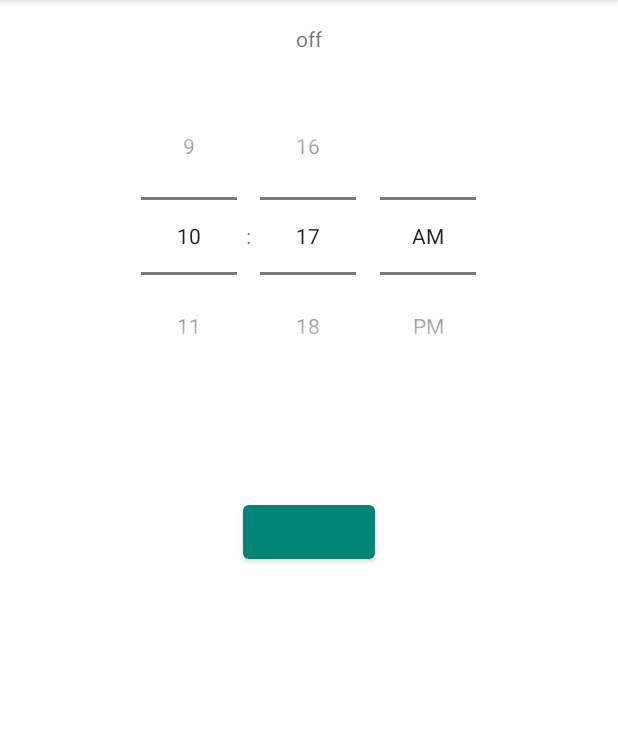
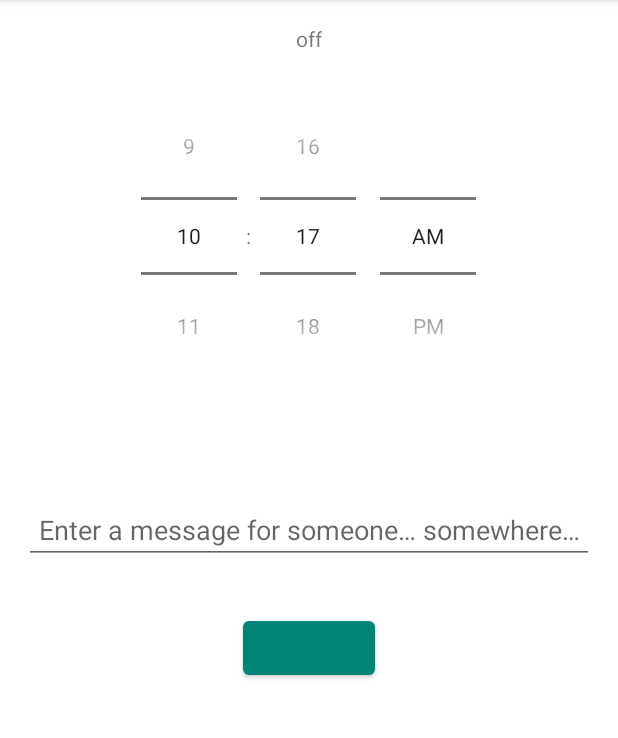
Before and after one commit to Lamtim/CommunityClock, an Android app: the screen it shows after launch (SetAlarmActivity), after a tap on an icon or button, on a phone screen of 412 x 824 dp, the part 84-822 px from its top. Run offline under Robolectric (Android 15) with nearby library versions, the light colour scheme and no system bars; our stand-ins replace Dagger/Hilt's generated code, Firebase (no records; nobody signed in at launch, a user with empty details on screens opened directly), Room's generated code, RxJava; libraries missing offline, so code that uses them is left out: org.jetbrains.anko.

Commit message:
liaison setAlarm, getAlarm

```diff
--- a/app/build.gradle
+++ b/app/build.gradle
@@ -2,6 +2,7 @@ apply plugin: 'com.android.application'
 apply plugin: 'kotlin-android'
 apply plugin: 'kotlin-kapt'
 apply plugin: 'kotlin-android-extensions'
+apply plugin: 'com.google.gms.google-services'
 
 project.ext {
     dagger_version = "2.15"
@@ -74,7 +75,6 @@ dependencies {
     // RxJava
     implementation "io.reactivex.rxjava2:rxjava:2.2.3"
 
-
     // RxAndroid
     implementation "io.reactivex.rxjava2:rxandroid:2.1.0"
 
@@ -86,8 +86,6 @@ dependencies {
 
 }
 
-apply plugin: 'com.google.gms.google-services'
-apply plugin: 'kotlin-android-extensions'
 repositories {
     mavenCentral()
 }
--- a/app/src/main/java/com/example/tim/communityclock/data/model/api/Message.kt
+++ b/app/src/main/java/com/example/tim/communityclock/data/model/api/Message.kt
@@ -1,6 +1,6 @@
 package com.example.tim.communityclock.data.model.api
 
-class Message(val id: String, val content: String, val random: Long) {
+class Message(val id: String, val content: String, val random: String) {
 
     companion object {
         const val ID: String = "id"
--- a/app/src/main/java/com/example/tim/communityclock/data/model/db/Alarm.kt
+++ b/app/src/main/java/com/example/tim/communityclock/data/model/db/Alarm.kt
@@ -7,7 +7,7 @@ import java.text.DateFormat
 @Entity
 class Alarm(
         var time: Long,
-        var messageDisplayed: String
+        var messageDisplayed: String?
 ) {
 
     @PrimaryKey(autoGenerate = true)
--- a/app/src/main/java/com/example/tim/communityclock/data/model/db/AppDatabase.kt
+++ b/app/src/main/java/com/example/tim/communityclock/data/model/db/AppDatabase.kt
@@ -4,7 +4,7 @@ import android.arch.persistence.room.Database
 import android.arch.persistence.room.RoomDatabase
 
 
-@Database(entities = [Alarm::class], version = 1, exportSchema = false)
+@Database(entities = [Alarm::class], version = 2, exportSchema = false)
 abstract class AppDatabase : RoomDatabase() {
     abstract fun alarmDao(): AlarmDao
 }
--- a/app/src/main/java/com/example/tim/communityclock/ui/main/AlarmAdapter.java
+++ b/app/src/main/java/com/example/tim/communityclock/ui/main/AlarmAdapter.java
@@ -51,15 +51,18 @@ public class AlarmAdapter extends RecyclerView.Adapter<AlarmAdapter.AlarmViewHol
     class AlarmViewHolder extends RecyclerView.ViewHolder {
 
         TextView time;
+        TextView message;
 
         AlarmViewHolder(@NonNull View itemView) {
             super(itemView);
             time = itemView.findViewById(R.id.tv_time);
+            message = itemView.findViewById(R.id.tv_message);
         }
 
         void bind(final Alarm alarm) {
             if (alarm != null) {
                 time.setText(alarm.formatTime());
+                message.setText(alarm.getMessageDisplayed());
             }
         }
     }
--- a/app/src/main/java/com/example/tim/communityclock/ui/main/MainActivity.java
+++ b/app/src/main/java/com/example/tim/communityclock/ui/main/MainActivity.java
@@ -58,12 +58,9 @@ public class MainActivity extends AppCompatActivity {
         mAlarmRV = findViewById(R.id.rv_alarm);
 
         setAlarmFAB = findViewById(R.id.fab_set_alarm);
-        setAlarmFAB.setOnClickListener(new View.OnClickListener() {
-            @Override
-            public void onClick(View v) {
-                Intent intent = new Intent(MainActivity.this,SetAlarmActivity.class);
-                startActivity(intent);
-            }
+        setAlarmFAB.setOnClickListener(v -> {
+            Intent intent = new Intent(MainActivity.this,SetAlarmActivity.class);
+            startActivity(intent);
         });
     }
 
--- a/app/src/main/java/com/example/tim/communityclock/ui/main/MainViewModel.kt
+++ b/app/src/main/java/com/example/tim/communityclock/ui/main/MainViewModel.kt
@@ -26,8 +26,4 @@ class MainViewModel @Inject constructor(val alarmRepositoryImpl: AlarmRepository
         alarmRepositoryImpl.deleteAll()
     }
 
-    fun addAlarm(){
-        doAsync { alarmRepositoryImpl.insertAlarm(Alarm(Date().time, "Bonne journée")) }
-    }
-
 }
--- a/app/src/main/res/layout/activity_set_alarm.xml
+++ b/app/src/main/res/layout/activity_set_alarm.xml
@@ -9,29 +9,38 @@
     <TextView
         android:id="@+id/tv_test"
         android:layout_width="wrap_content"
+        android:layout_height="wrap_content"
         android:layout_gravity="center_horizontal"
-        android:layout_margin="16dp"
-        android:layout_height="wrap_content" />
+        android:layout_margin="16dp" />
+
     <TimePicker
         android:id="@+id/tp_alarm"
-        android:timePickerMode="spinner"
+        android:layout_width="wrap_content"
+        android:layout_height="wrap_content"
         android:layout_gravity="center_horizontal"
-        android:layout_width="wrap_content"
-        android:layout_height="wrap_content">
+        android:timePickerMode="spinner">
 
     </TimePicker>
 
     <TextView
         android:id="@+id/tv_display_ring"
+        android:layout_width="wrap_content"
+        android:layout_height="wrap_content"
         android:layout_gravity="center_horizontal"
+        android:layout_margin="16dp" />
+
+    <EditText
+        android:id="@+id/et_message"
+        android:gravity="center"
+        android:layout_width="match_parent"
+        android:layout_height="wrap_content"
         android:layout_margin="16dp"
-        android:layout_width="wrap_content"
-        android:layout_height="wrap_content" />
+        android:hint="@string/setalarm_hint" />
 
     <Button
         android:id="@+id/button_set"
         android:layout_width="wrap_content"
         android:layout_height="wrap_content"
-        android:layout_margin="16dp"
-        android:layout_gravity="bottom|center_horizontal"/>
+        android:layout_gravity="bottom|center_horizontal"
+        android:layout_margin="16dp" />
 </LinearLayout>
--- a/app/src/main/res/values/strings.xml
+++ b/app/src/main/res/values/strings.xml
@@ -2,5 +2,6 @@
     <string name="app_name">CommunityClock</string>
     <string name="close">close</string>
     <string name="lores_ipsum" translatable="false">Le Lorem Ipsum est simplement du faux texte employé dans la composition et la mise en page avant impression. Le Lorem Ipsum est le faux texte standard de l\'imprimerie depuis les années 1500.</string>
+    <string name="setalarm_hint">Enter a message for someone… somewhere…</string>
     <string name="report">report</string>
 </resources>
```
Also changed, not shown: app/src/main/java/com/example/tim/communityclock/data/remote/api/MessageRepositoryImpl.kt (+5 -3 lines), app/src/main/java/com/example/tim/communityclock/ui/setalarm/SetAlarmActivity.kt (+2 -8 lines), app/src/main/java/com/example/tim/communityclock/ui/setalarm/SetAlarmViewModel.kt (+33 -21 lines), app/src/main/res/layout/item_alarm.xml (+10 -0 lines), 1 other file.
